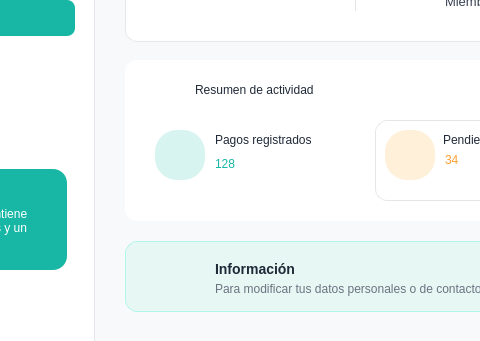
Old version of the form Proyecto/src/vista/Ui/interfaz_contable_perfil.ui in the repository smonts01/Ingenieria-del-software; both pictures show x 125 to 605 and y 359 to 700 of the 1200 by 700 pixel window.
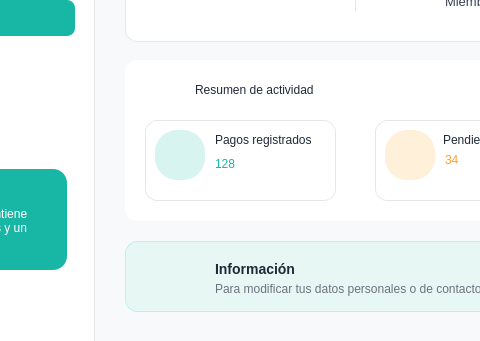
New version of the form. Icons and pictures are not drawn.

```diff
--- a/Proyecto/src/vista/Ui/interfaz_contable_perfil.ui
+++ b/Proyecto/src/vista/Ui/interfaz_contable_perfil.ui
@@ -756,7 +756,11 @@
        </rect>
       </property>
       <property name="styleSheet">
-       <string notr="true">background: #FFFFFF;border-radius: 12px;</string>
+       <string notr="true">#card2_2 {
+    background-color: white;
+    border: 1px solid #E5E7EB;
+    border-radius: 12px;
+}</string>
       </property>
       <widget class="QLabel" name="lblTituloproxclase_2">
        <property name="geometry">
```
Left out of the diff: 2 changed lines with no effect on the pictures.
